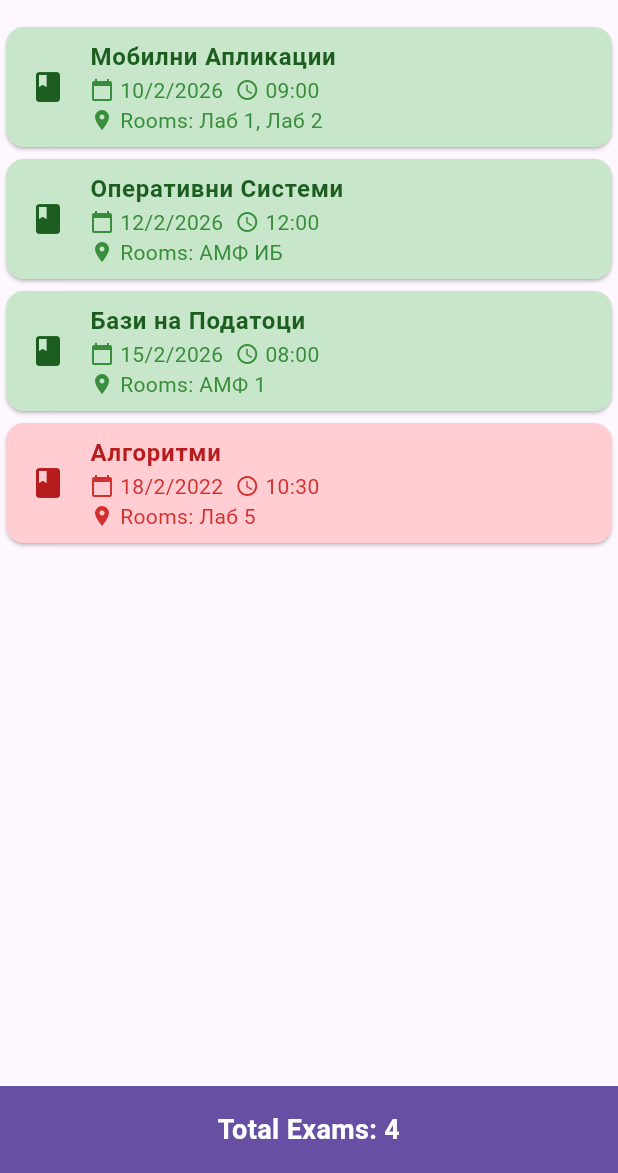
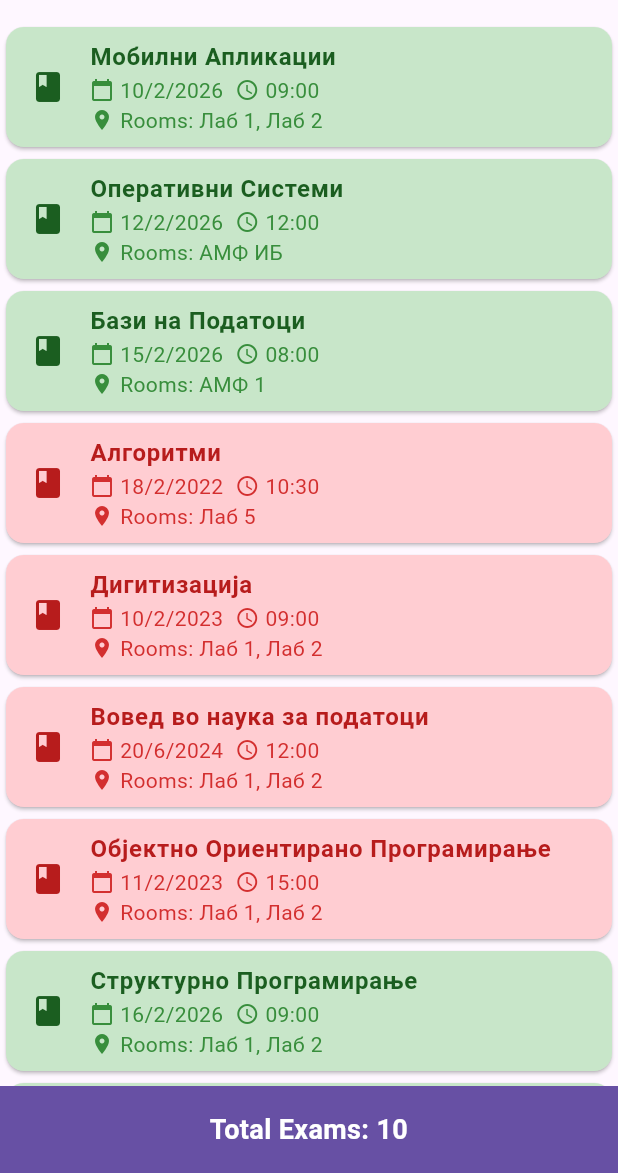
Before and after one commit to hyperld/examsmobile, a Flutter app: the screen it shows after launch, on a phone screen of 412 x 824 dp, the part 63-1236 px from its top. Run offline on Flutter 3.47's test engine with Material 3 defaults, Android fonts, the light colour scheme and no system bars.

Commit message:
Add additional exam entries to the exam list

```diff
--- a/lib/screens/exam_list_screen.dart
+++ b/lib/screens/exam_list_screen.dart
@@ -27,6 +27,36 @@ class ExamListScreen extends StatelessWidget {
       dateTime: DateTime(2022, 2, 18, 10, 30),
       rooms: ["Лаб 5"],
     ),
+    Exam(
+      subject: "Дигитизација",
+      dateTime: DateTime(2023, 2, 10, 9, 0),
+      rooms: ["Лаб 1", "Лаб 2"],
+    ),
+    Exam(
+      subject: "Вовед во наука за податоци",
+      dateTime: DateTime(2024, 6, 20, 12, 0),
+      rooms: ["Лаб 1", "Лаб 2"],
+    ),
+    Exam(
+      subject: "Објектно Ориентирано Програмирање",
+      dateTime: DateTime(2023, 2, 11, 15, 0),
+      rooms: ["Лаб 1", "Лаб 2"],
+    ),
+    Exam(
+      subject: "Структурно Програмирање",
+      dateTime: DateTime(2026, 2, 16, 9, 0),
+      rooms: ["Лаб 1", "Лаб 2"],
+    ),
+    Exam(
+      subject: "Интернет Технологии",
+      dateTime: DateTime(2026, 2, 12, 9, 0),
+      rooms: ["Лаб 1", "Лаб 2"],
+    ),
+    Exam(
+      subject: "Веб Програмирање",
+      dateTime: DateTime(2022, 3, 3, 9, 0),
+      rooms: ["Лаб 1", "Лаб 2"],
+    ),
   ];
 
   @override
```
Also changed, not shown: 1 other file.
